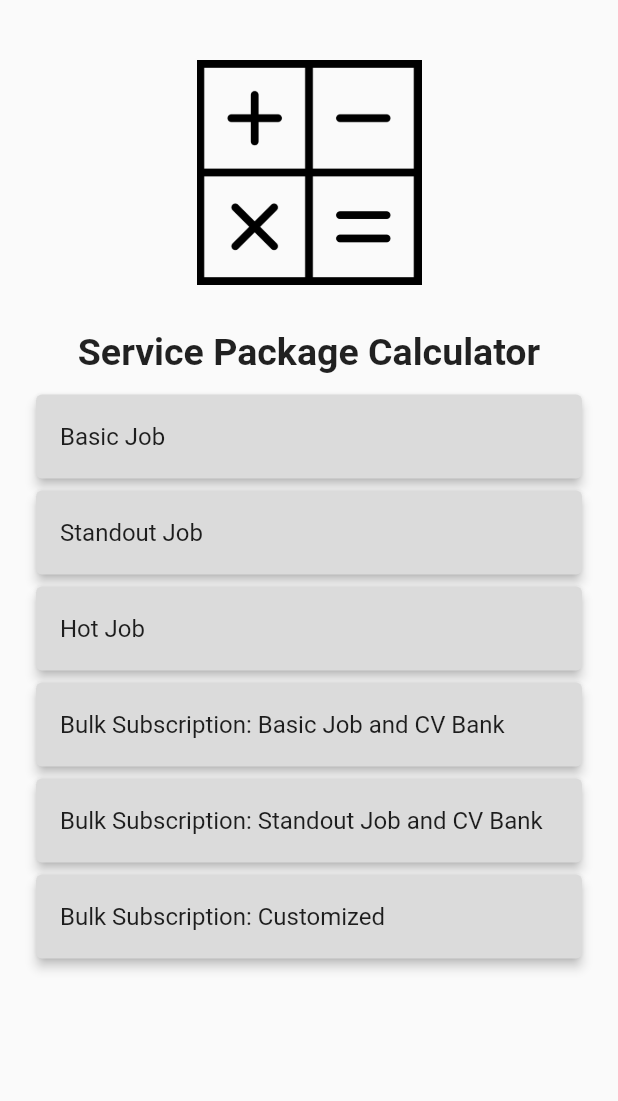
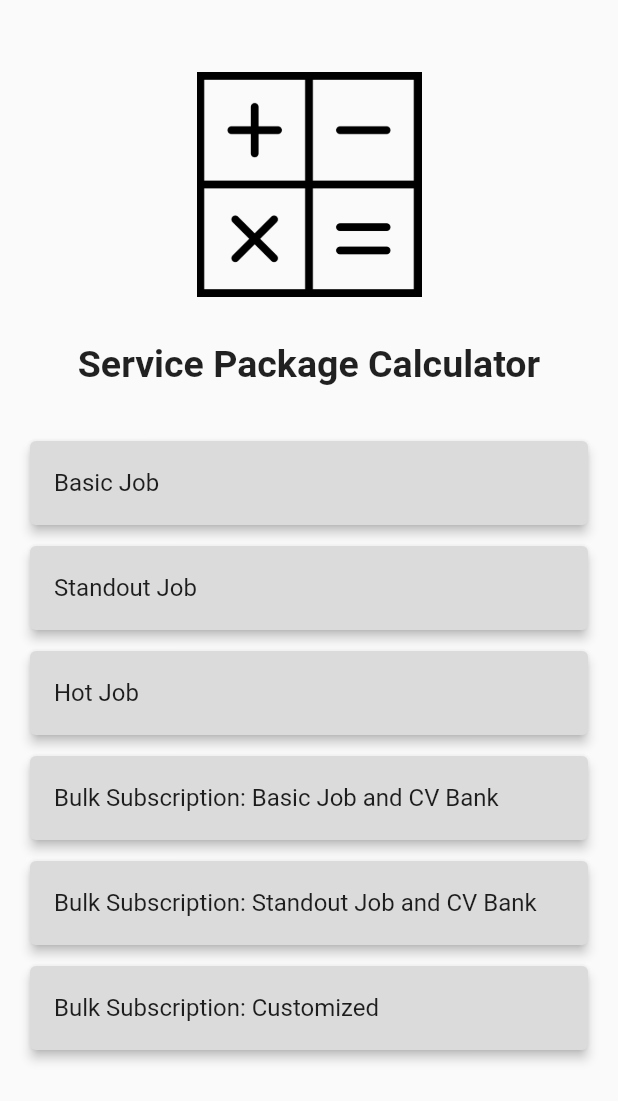
Before and after one commit to zfnadia/service-package-calculator, a Flutter app: the screen it shows after launch, on a phone screen of 412 x 824 dp. Shown: the top 1101 px of the screen. Run offline on Flutter 3.47's test engine with Material 2 defaults, Android fonts, the phone set to English and light mode, and no system bars; our stand-ins replace rxdart.

Commit message:
bug fixed

```diff
--- a/lib/src/pages/homeScreen.dart
+++ b/lib/src/pages/homeScreen.dart
@@ -11,6 +11,7 @@ import 'package:service_package_calculator/src/utilities/constants.dart';
 // ignore: must_be_immutable
 class HomeScreen extends StatelessWidget {
   List<String> pageNames = [
+    '',
     'Basic Job',
     'Standout Job',
     'Hot Job',
@@ -30,13 +31,49 @@ class HomeScreen extends StatelessWidget {
 
   @override
   Widget build(BuildContext context) {
-    // TODO: implement build
     return Scaffold(
-      body: ListView(
-        padding: EdgeInsets.all(10.0),
+      body: SafeArea(
+        child: ListView.builder(
+          itemCount: pageNames.length,
+          itemBuilder: (context, int index) {
+            print('$index');
+            return index == 0
+                ? headerItem()
+                : Ink(
+                    child: Container(
+                      padding: EdgeInsets.only(
+                          left: 16.0,
+                          right: 16.0,
+                          top: 3,
+                          bottom: index == pageNames.length - 1 ? 64.0 : 3.0),
+                      child: Card(
+                        color: Constants.primaryColor,
+                        elevation: 3.0,
+                        child: ListTile(
+                          title: Text(
+                            '${pageNames[index]}',
+                            style: TextStyle(
+                                fontSize: 16.0, color: Colors.black87),
+                          ),
+                          onTap: () {
+                            routes.goToSelectedPage(
+                                context, pageList[index - 1]);
+                          },
+                        ),
+                      ),
+                    ),
+                  );
+          },
+        ),
+      ),
+    );
+  }
+
+  Widget headerItem() {
+    return Column(
       children: <Widget>[
         SizedBox(
-            height: 30.0,
+          height: 48.0,
         ),
         Container(
           height: 150.0,
@@ -60,42 +97,9 @@ class HomeScreen extends StatelessWidget {
           textAlign: TextAlign.center,
         ),
         SizedBox(
-            height: 10.0,
-          ),
-          Container(
-            height: 450.0,
-            width: double.infinity,
-            child: ListView.builder(
-              itemCount: pageNames.length,
-              itemBuilder: (context, int index) {
-                print('$index');
-                return Ink(
-                  child: Container(
-                    padding: EdgeInsets.only(left: 10.0, right: 10.0),
-                    child: Card(
-                      color: Constants.primaryColor,
-                      elevation: 3.0,
-                      child: ListTile(
-                        title: Text(
-                          '${pageNames[index]}',
-                          style:
-                              TextStyle(fontSize: 16.0, color: Colors.black87),
-                        ),
-                        onTap: () {
-                          routes.goToSelectedPage(context, pageList[index]);
-                        },
-                      ),
-                    ),
-                  ),
-                );
-              },
-            ),
-          ),
-          SizedBox(
-            height: 50.0,
+          height: 30.0,
         ),
       ],
-      ),
     );
   }
 }
--- a/lib/src/utilities/commonWidgets.dart
+++ b/lib/src/utilities/commonWidgets.dart
@@ -43,10 +43,10 @@ class Commons {
             Container(
               height: 40.0,
               width: 100.0,
-              padding: EdgeInsets.all(10.0),
               decoration: BoxDecoration(
                   border: Border.all(color: Constants.primaryColor),
                   borderRadius: BorderRadius.all(Radius.circular(8.0))),
+              child: Center(
                 child: StreamBuilder(
                     stream: stream,
                     initialData: init,
@@ -75,6 +75,7 @@ class Commons {
                         },
                       );
                     }),
+              ),
             ),
             IconButton(
                 icon: new Icon(Icons.add_circle_outline),
```
Also changed, not shown: pubspec.lock. Lines whose indentation alone changed are shown as unchanged.
